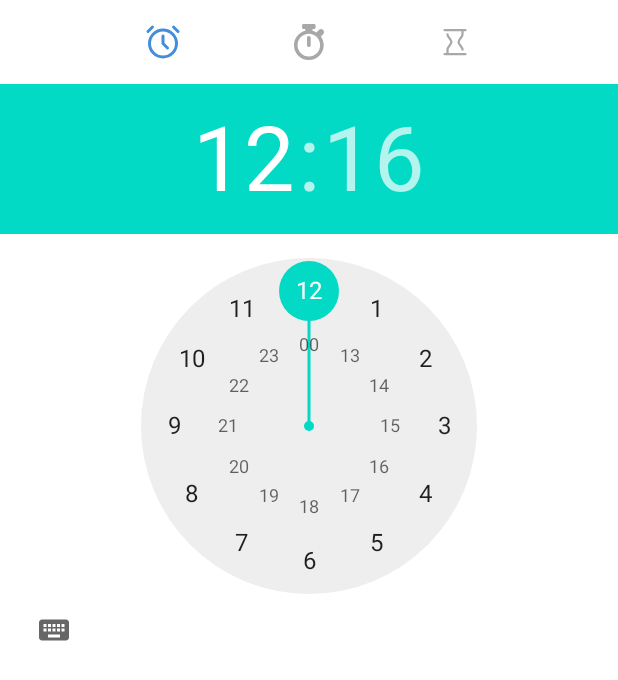
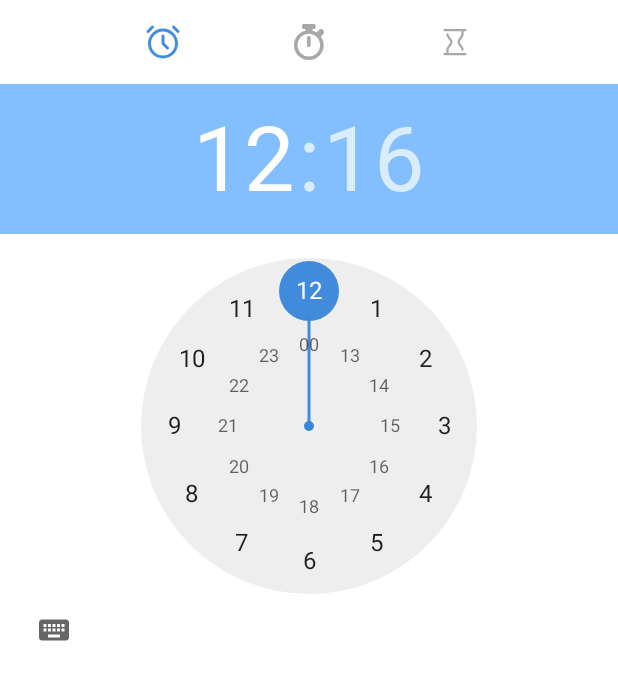
Before and after one commit to etokoc/ClockTracker, an Android app: the AlarmSettingFragment screen opened through its navigation route, on a phone screen of 412 x 824 dp. Shown: the top 680 px of the screen. Run offline under Robolectric (Android 15) with nearby library versions, the phone set to English and light mode, and no system bars; our stand-ins replace navigation-ui.

Commit message:
datetimepicker renklendirildi

```diff
--- a/app/src/main/res/layout/fragment_alarm_setting.xml
+++ b/app/src/main/res/layout/fragment_alarm_setting.xml
@@ -20,7 +20,8 @@
         android:id="@+id/pickertime"
         android:layout_width="wrap_content"
         android:layout_height="wrap_content"
-
+        android:headerBackground="@color/clockHeaderColor"
+        android:numbersSelectorColor="@color/appBlue"
         app:layout_constraintLeft_toLeftOf="parent"
         app:layout_constraintRight_toRightOf="parent"
         app:layout_constraintTop_toTopOf="parent" />
--- a/app/src/main/res/values/colors.xml
+++ b/app/src/main/res/values/colors.xml
@@ -8,5 +8,6 @@
     <color name="black">#FF000000</color>
     <color name="white">#FFFFFFFF</color>
     <color name="appBlue">#F33A87DA</color>
+    <color name="clockHeaderColor">#7C0079FF</color>
     <color name="appGray">#A8A8A8</color>
 </resources>
```
